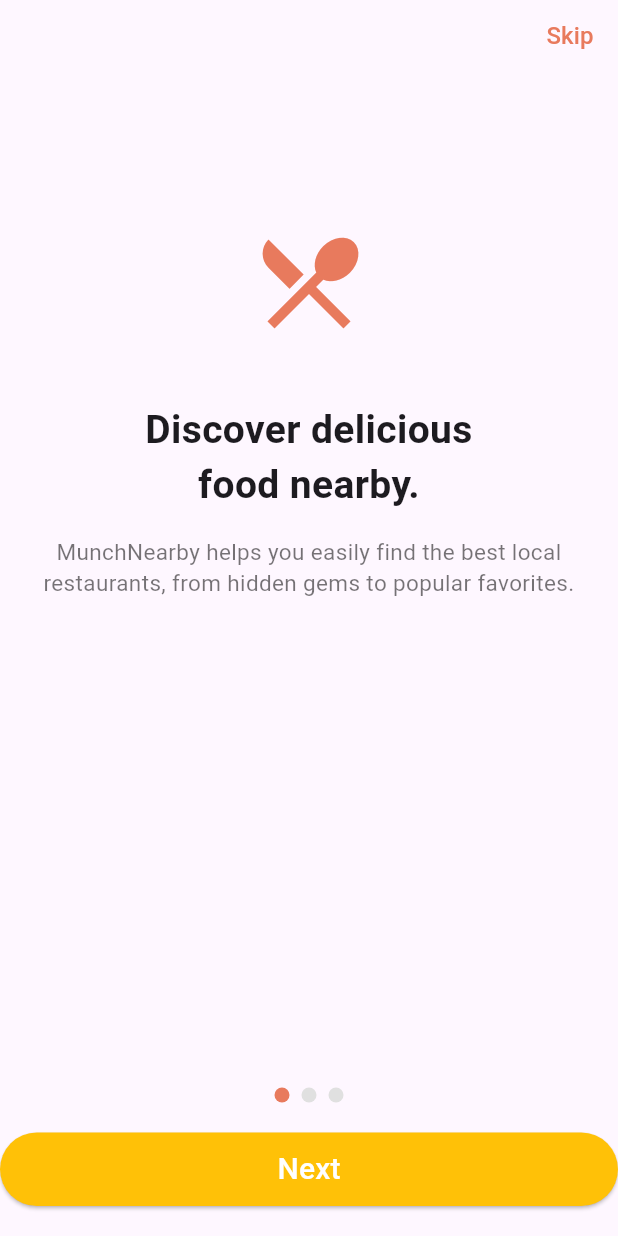
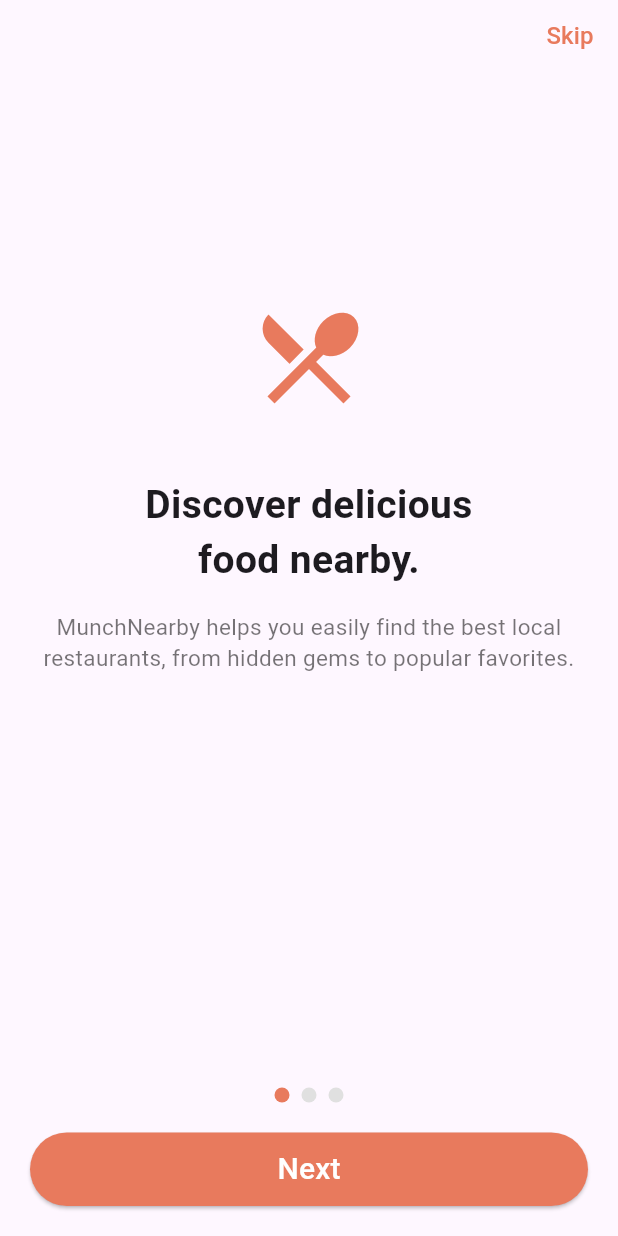
Before and after one commit to SnehaMdhr/munch_nearby, a Flutter app: the screen it shows after launch, on a phone screen of 412 x 824 dp. Run offline on Flutter 3.47's test engine with Material 3 defaults, Android fonts, the phone set to English and light mode, and no system bars.

Commit message:
change done in onboarding screen

```diff
--- a/lib/screens/onboarding_screen.dart
+++ b/lib/screens/onboarding_screen.dart
@@ -32,7 +32,7 @@ class OnboardingScreen extends StatelessWidget {
               ),
             ),
 
-            const SizedBox(height: 100),
+            const SizedBox(height: 150),
 
             // Icon
             const Icon(
--- a/lib/widgets/my_button.dart
+++ b/lib/widgets/my_button.dart
@@ -9,24 +9,31 @@ class MyButton extends StatelessWidget {
 
   final VoidCallback onPressed;
   final String text;
+
   @override
   Widget build(BuildContext context) {
-    return SizedBox(
-      width: double.infinity,
-      child: ElevatedButton(
+    return Padding(
+      padding: const EdgeInsets.symmetric(horizontal: 20), // ← spacing added
+      child: SizedBox(
+        width: double.infinity,
+        child: ElevatedButton(
           style: ElevatedButton.styleFrom(
-              backgroundColor: Colors.amber,
-              padding:const EdgeInsets.symmetric(
-                horizontal: 20,
-                vertical: 10,
-              )
+            backgroundColor: const Color(0xFFE87A5D),
+            padding: const EdgeInsets.symmetric(
+              horizontal: 20,
+              vertical: 10,
+            ),
           ),
           onPressed: onPressed,
-          child: Text(text,
+          child: Text(
+            text,
             style: const TextStyle(
               color: Colors.white,
               fontSize: 20,
-            ),)),
+            ),
+          ),
+        ),
+      ),
     );
   }
 }
```
